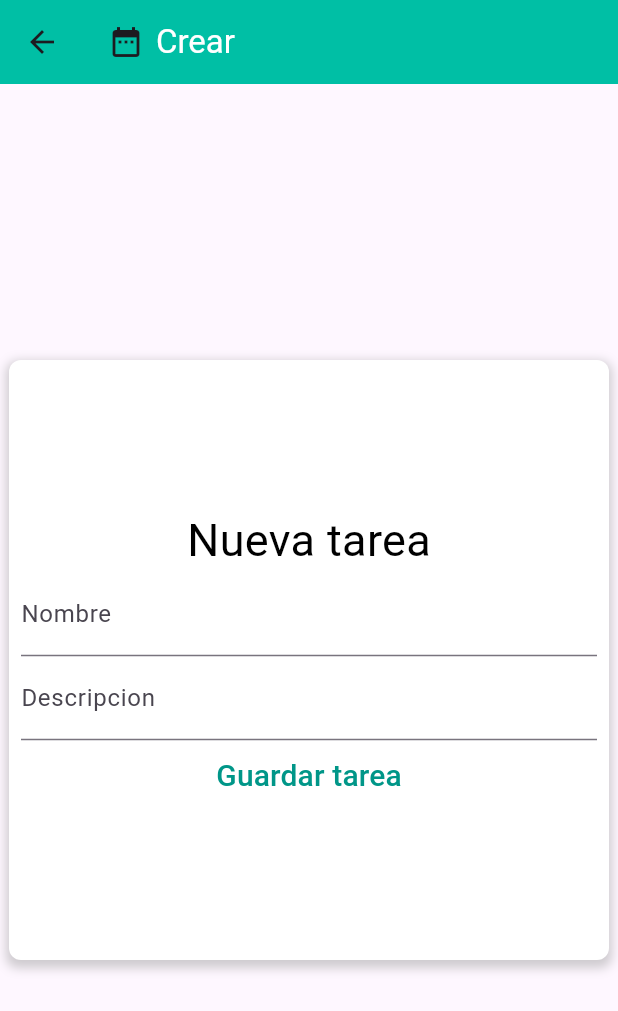
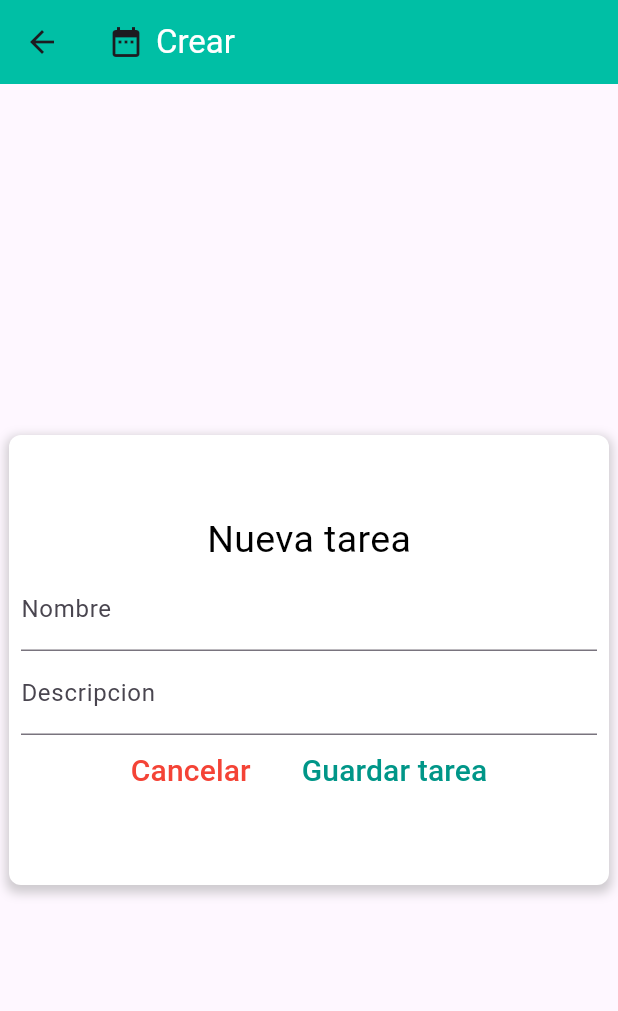
Before and after one commit to PaulinaMS2/To_do_list_flutter, a Flutter app: the CreateTareaPage screen opened directly, on a phone screen of 412 x 824 dp. Shown: the top 1011 px of the screen. Run offline on Flutter 3.47's test engine with Material 3 defaults, Android fonts, the phone set to English and light mode, and no system bars.

```diff
--- a/lib/view/pages/CreateTareaPage.dart
+++ b/lib/view/pages/CreateTareaPage.dart
@@ -32,7 +32,7 @@ class _CreateTareaPageState extends State<CreateTareaPage> {
     alignment: Alignment.center,
     child: Container(
       width: 400,
-      height: 400,
+      height: 300,
       decoration: BoxDecoration(
         color: Colors.white,
         borderRadius: BorderRadius.circular(8),
@@ -52,7 +52,7 @@ class _CreateTareaPageState extends State<CreateTareaPage> {
           child: Column(
             mainAxisAlignment: MainAxisAlignment.center,
             children: [
-              Text("Nueva tarea", style: const TextStyle(color: Colors.black, fontSize: 30)),
+              Text("Nueva tarea", style: const TextStyle(color: Colors.black, fontSize: 25)),
               TextFormField(
                 onChanged: (newValue) => nombre = newValue,
                 validator: validatorNombre,
@@ -68,6 +68,19 @@ class _CreateTareaPageState extends State<CreateTareaPage> {
                   hintText: "Ingrese una descripción de la tarea",
                 ),
               ),
+              Row(
+                mainAxisAlignment: MainAxisAlignment.center,
+                children: [
+                  TextButton(
+                    onPressed: () {
+                      Navigator.push(
+                        context,
+                        MaterialPageRoute(builder: (context) => ListTareasPage()),
+                      );
+                    },
+                    child: Text("Cancelar", style: const TextStyle(color: Colors.red, fontSize: 20)),
+                  ),
+                  SizedBox(width: 10), // Add some spacing between the buttons
                   TextButton(
                     onPressed: () {
                       saveTarea(
@@ -82,6 +95,8 @@ class _CreateTareaPageState extends State<CreateTareaPage> {
                       );
                     },
                     child: Text("Guardar tarea", style: const TextStyle(color: Colors.teal, fontSize: 20)),
+                  ), // Add some spacing between the buttons
+                ],
               ),
             ],
           ),
```
Also changed, not shown: lib/controller/TareaProvider.dart (+13 -0 lines), lib/view/pages/ListTareas.dart (+57 -2 lines). Lines whose indentation alone changed are shown as unchanged.
